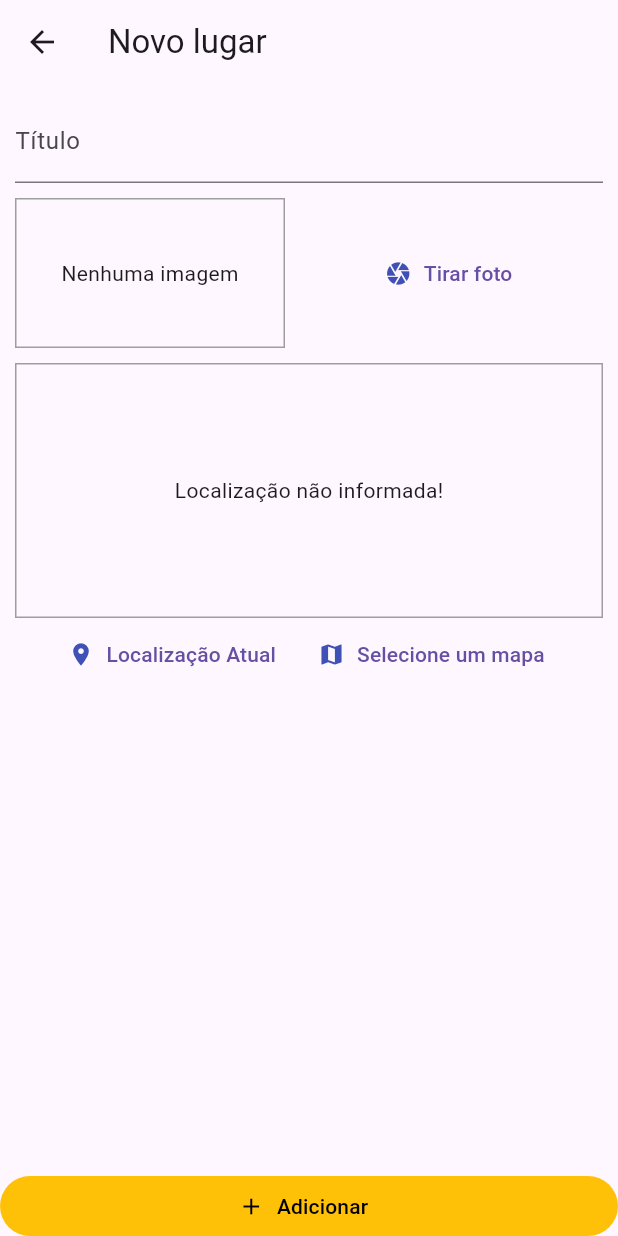
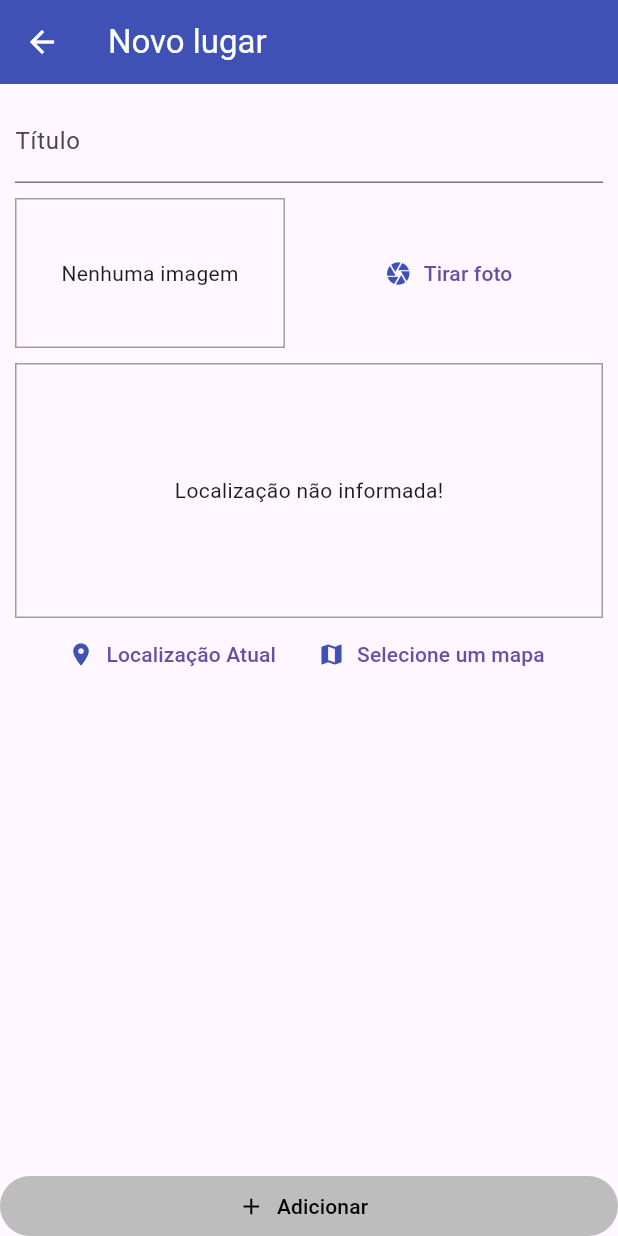
Before and after one commit to brunos0/great_places, a Flutter app: the screen it shows after launch, after a tap on the "add" icon, on a phone screen of 412 x 824 dp. Run offline on Flutter 3.47's test engine with Material 3 defaults, Android fonts, the phone set to English and light mode, and no system bars; our stand-ins replace geolocator, google_maps_flutter, image_picker, sqflite; accounts and stored records are empty.

Commit message:
corrigido o tema no Flutter 3.16

```diff
--- a/lib/main.dart
+++ b/lib/main.dart
@@ -18,9 +18,11 @@ class MyApp extends StatelessWidget {
         title: 'Great Places',
         theme: ThemeData().copyWith(
           visualDensity: VisualDensity.adaptivePlatformDensity,
-            colorScheme: ThemeData()
-                .colorScheme
-                .copyWith(primary: Colors.indigo, secondary: Colors.amber),
+          colorScheme:
+              ThemeData(disabledColor: Colors.red).colorScheme.copyWith(
+                    primary: Colors.indigo,
+                    secondary: Colors.amber,
+                  ),
           progressIndicatorTheme:
               const ProgressIndicatorThemeData(color: Colors.amber),
           elevatedButtonTheme: ElevatedButtonThemeData(
@@ -28,13 +30,16 @@ class MyApp extends StatelessWidget {
               foregroundColor: MaterialStateProperty.resolveWith<Color>(
                   (states) => Colors.black),
               backgroundColor: MaterialStateProperty.resolveWith<Color>(
-                        (states) => Colors.amber))
-                //colorScheme:ThemeData().colorScheme.copyWith(background: Colors.amber)
-
-                //(background: Colors.amber,
-
-                //);
-                )),
+                (Set<MaterialState> states) {
+                  if (states.contains(MaterialState.disabled)) {
+                    return Colors.grey.shade400;
+                  }
+                  return Colors.amber;
+                },
+              ),
+            ),
+          ),
+        ),
         home: const PlacesListScreen(),
         routes: {AppRoutes.placeForm: (ctx) => const PlaceFormScreen()},
       ),
--- a/lib/screens/place_form_screen.dart
+++ b/lib/screens/place_form_screen.dart
@@ -1,4 +1,6 @@
+import 'dart:io' show Platform;
 import 'package:flutter/material.dart';
+import 'package:google_maps_flutter/google_maps_flutter.dart';
 import 'package:great_places/providers/great_places.dart';
 import 'package:great_places/widgets/image_input.dart';
 import 'package:great_places/widgets/location_input.dart';
@@ -15,16 +17,31 @@ class PlaceFormScreen extends StatefulWidget {
 class _PlaceFormScreenState extends State<PlaceFormScreen> {
   final _titleController = TextEditingController();
   XFile? _pickedImage;
+  LatLng? _pickedPosition;
 
   void _selectImage(XFile pickedImage) {
-    _pickedImage = pickedImage;
+    setState(() {
+      _pickedImage = pickedImage;
+    });
+  }
+
+  void _selectPosition(LatLng position) {
+    setState(() {
+      _pickedPosition = position;
+    });
+  }
+
+  bool _isValidForm() {
+    return _titleController.text.isNotEmpty &&
+        _pickedImage != null &&
+        _pickedPosition != null;
   }
 
   void _submitForm() {
-    if (_titleController.text.isEmpty || _pickedImage == null) return;
+    if (!_isValidForm()) return;
 
     Provider.of<GreatPlaces>(context, listen: false)
-        .addPlace(_titleController.text, _pickedImage!);
+        .addPlace(_titleController.text, _pickedImage!, _pickedPosition!);
 
     Navigator.of(context).pop();
   }
@@ -33,6 +50,8 @@ class _PlaceFormScreenState extends State<PlaceFormScreen> {
   Widget build(BuildContext context) {
     return Scaffold(
       appBar: AppBar(
+        backgroundColor: Theme.of(context).colorScheme.primary,
+        foregroundColor: Colors.white,
         title: const Text("Novo lugar"),
       ),
       body: Column(
@@ -57,20 +76,25 @@ class _PlaceFormScreenState extends State<PlaceFormScreen> {
                     const SizedBox(
                       height: 10,
                     ),
-                    const LocationInput(),
+                    LocationInput(_selectPosition),
                   ],
                 ),
               ),
             ),
           ),
-          ElevatedButton.icon(
-            label: const Text("Adicionar"),
-            icon: const Icon(Icons.add),
-            style: ElevatedButton.styleFrom(
-              elevation: 0,
-              tapTargetSize: MaterialTapTargetSize.shrinkWrap,
+          Padding(
+            padding: EdgeInsets.all(Platform.isIOS ? 15 : 0),
+            child: ElevatedButton.icon(
+              label: const Text('Adicionar'),
+              icon: const Icon(Icons.add),
+              style: ElevatedButton.styleFrom(
+                //disabledBackgroundColor: Colors.grey.shade400,
+                elevation: 0,
+                tapTargetSize:
+                    Platform.isIOS ? null : MaterialTapTargetSize.shrinkWrap,
+              ),
+              onPressed: _isValidForm() ? _submitForm : null, // : null,
             ),
-            onPressed: _submitForm,
           )
         ],
       ),
--- a/lib/screens/places_list_screen.dart
+++ b/lib/screens/places_list_screen.dart
@@ -10,7 +10,11 @@ class PlacesListScreen extends StatelessWidget {
   @override
   Widget build(BuildContext context) {
     return Scaffold(
-      appBar: AppBar(title: const Text("Meus Lugares"), actions: <Widget>[
+      appBar: AppBar(
+          backgroundColor: Theme.of(context).colorScheme.primary,
+          foregroundColor: Colors.white,
+          title: const Text("Meus Lugares"),
+          actions: <Widget>[
             IconButton(
                 onPressed: () {
                   Navigator.of(context).pushNamed(AppRoutes.placeForm);
--- a/lib/widgets/location_input.dart
+++ b/lib/widgets/location_input.dart
@@ -1,10 +1,13 @@
 import 'package:flutter/material.dart';
+import 'package:google_maps_flutter/google_maps_flutter.dart';
 import 'package:great_places/screens/map_screen.dart';
 import 'package:great_places/utils/location_util.dart';
 import 'package:geolocator/geolocator.dart';
 
 class LocationInput extends StatefulWidget {
-  const LocationInput({super.key});
+  final Function onSelectPosition;
+
+  const LocationInput(this.onSelectPosition, {super.key});
 
   @override
   State<LocationInput> createState() => _LocationInpuState();
@@ -35,7 +38,6 @@ class _LocationInpuState extends State<LocationInput> {
   Future<void> _getuCurrentUserLocation() async {
     final Position locData = await Geolocator.getCurrentPosition(
         desiredAccuracy: LocationAccuracy.high);
-    //final LocationData locData = await Location().getLocation();
 
     final staticMapInputUrl = LocationUtil.generateLocationPreviewImage(
         latitude: locData.latitude, longitude: locData.longitude);
@@ -45,10 +47,14 @@ class _LocationInpuState extends State<LocationInput> {
   }
 
   Future<void> _selectOnMap() async {
-    final selectedLocation = await Navigator.of(context).push(MaterialPageRoute(
-      builder: (ctx) => const MapScreen(),
-    ));
-    if (selectedLocation == null) return;
+    final LatLng selectedPosition = await Navigator.of(context).push(
+      MaterialPageRoute(
+        builder: (ctx) => const MapScreen(),
+      ),
+    );
+
+    //print(selectedPosition.latitude);
+    widget.onSelectPosition(selectedPosition);
     //
   }
 
--- a/pubspec.yaml
+++ b/pubspec.yaml
@@ -40,6 +40,7 @@ dependencies:
   #flutter_dotenv: ^5.1.0
   google_maps_flutter: ^2.5.0
   google_maps_flutter_ios: ^2.3.2
+  http: ^1.1.2
 
   # The following adds the Cupertino Icons font to your application.
   # Use with the CupertinoIcons class for iOS style icons.
```
Also changed, not shown: lib/providers/great_places.dart (+11 -2 lines), lib/screens/map_screen.dart (+30 -0 lines), lib/utils/location_util.dart (+13 -2 lines), pubspec.lock, 3 other files. Lines whose indentation alone changed are shown as unchanged.
